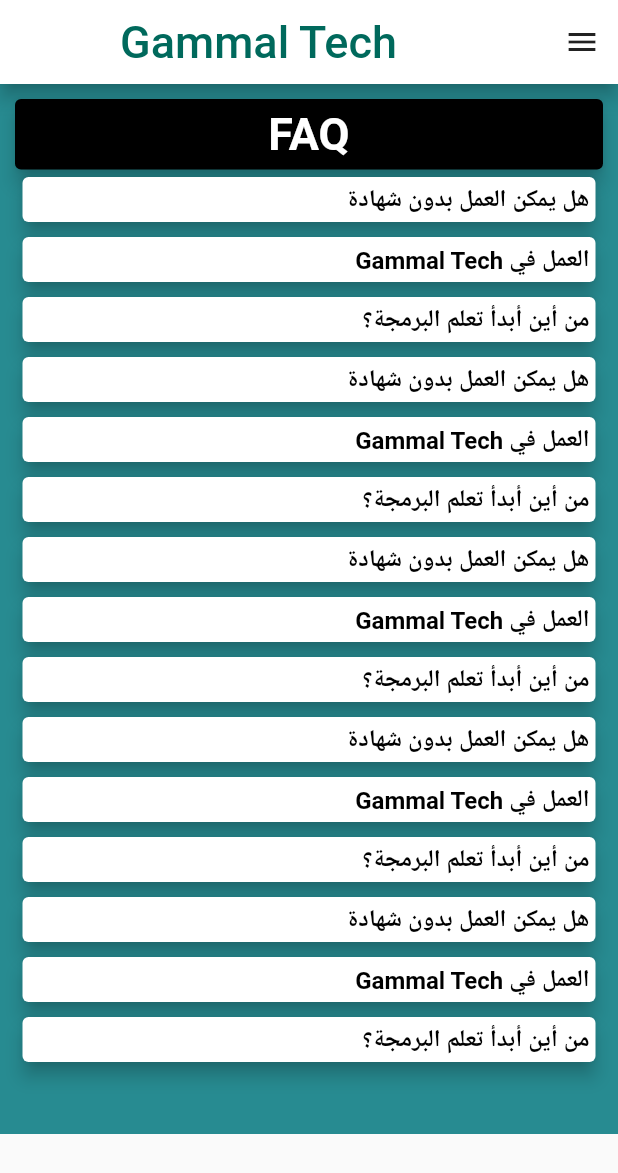
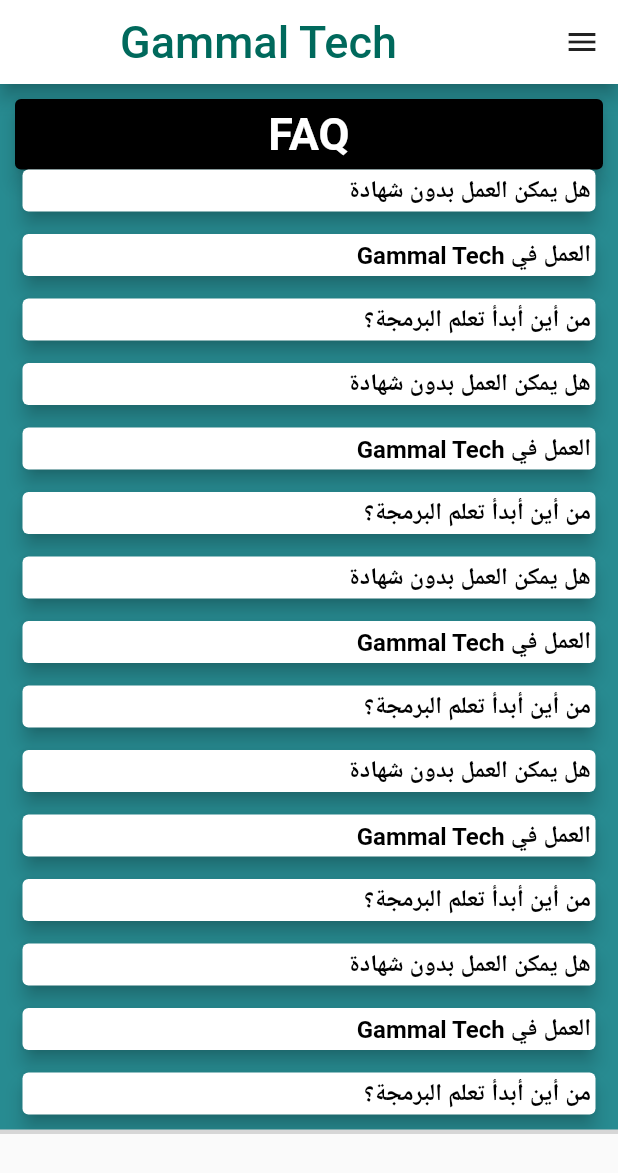
Before and after one commit to AhmedAbdoElhawary/gammal_tech_mobile_app, a Flutter app: the faqPage screen opened directly, on a phone screen of 412 x 824 dp. Shown: the top 1173 px of the screen. Run offline on Flutter 3.47's test engine with Material 2 defaults, Android fonts, the phone set to English and light mode, and no system bars; our stand-ins replace chewie, cloud_firestore, firebase_auth, firebase_core, video_player; accounts and stored records are empty; network calls fail; grey boxes are pictures that could not be loaded.

Commit message:
extract some widgets to public methods

```diff
--- a/lib/FAQ_page.dart
+++ b/lib/FAQ_page.dart
@@ -50,13 +50,15 @@ class faqPage extends StatelessWidget {
         if(index==0)
           TheHeadCardOfText("FAQ"),
         buildCard(context,titles_faq[index],index),
+        SizedBox(height: 10,),
+        if (titles_faq.length - 1 == index) buildTheBottomContainer(),
       ],
     );
   }
 
   Card buildCard(BuildContext context,String title,int index) {
     return Card(
-      margin: EdgeInsets.only(left: 15, right: 15, top: 5),
+      margin: EdgeInsets.only(left: 15, right: 15, ),
       elevation: 5,
       child: InkWell(
         onTap:(){
@@ -64,7 +66,7 @@ class faqPage extends StatelessWidget {
               context, MaterialPageRoute(builder: (context) => faqVideoPage(titles_faq[index])));
         } ,
         child: Container(
-          padding: EdgeInsets.all(4),
+          padding: EdgeInsets.all(3),
           width: double.infinity,
           alignment: Alignment.centerRight,
           child: Text(
```
Also changed, not shown: lib/FAQ_video_page.dart (+21 -10 lines).
